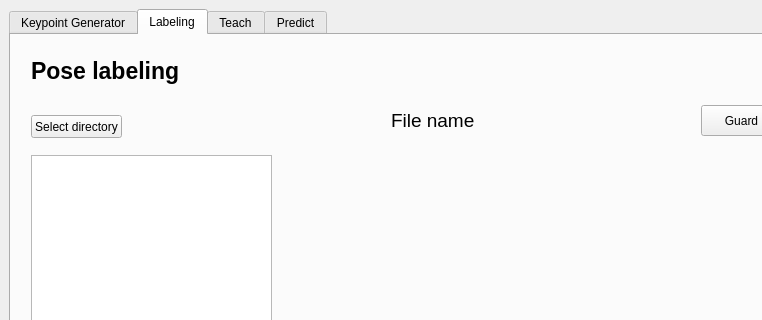
This is mainwindow.ui in Za012/MMA-Posture as Qt 5 draws it before an edit; both pictures show x 0 to 762 and y 0 to 320 of the 922 by 581 pixel window. The edited form follows.
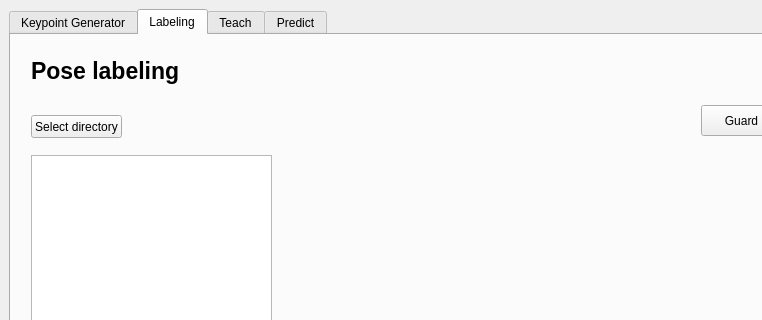
This is the edited form.

Commit message: Added select directory and loading in files inside it + showing the image

What changed in the file:
```diff
--- a/mainwindow.ui
+++ b/mainwindow.ui
@@ -189,7 +189,7 @@
          <rect>
           <x>120</x>
           <y>80</y>
-          <width>47</width>
+          <width>141</width>
           <height>21</height>
          </rect>
         </property>
@@ -227,7 +227,7 @@
          </font>
         </property>
         <property name="text">
-         <string>File name</string>
+         <string/>
         </property>
        </widget>
       </widget>
```
The commit also changes 2 other files.
